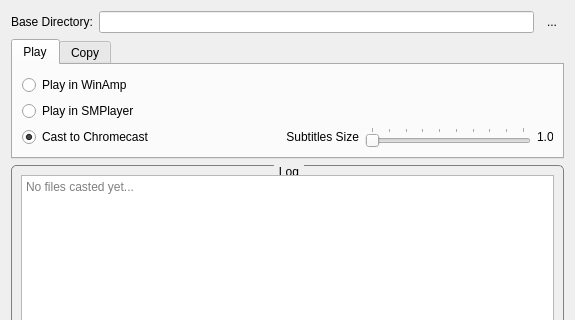
Old version of the form NowPlayDialog.ui in the repository FelixdelasPozas/Now-Play; both pictures show x 0 to 575 and y 0 to 320 of the 575 by 614 pixel window.
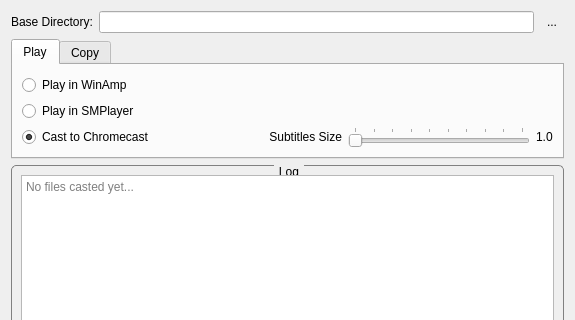
New version of the form. Icons and pictures are not drawn.

Diff of the .ui file:
```diff
--- a/NowPlayDialog.ui
+++ b/NowPlayDialog.ui
@@ -79,7 +79,7 @@
       </attribute>
       <layout class="QVBoxLayout" name="verticalLayout_3">
        <item>
-        <layout class="QGridLayout" name="gridLayout" columnstretch="1,1,1,0">
+        <layout class="QGridLayout" name="gridLayout" columnstretch="0,1,1,0">
          <item row="0" column="0">
           <widget class="QRadioButton" name="m_winamp">
            <property name="minimumSize">
@@ -139,18 +139,6 @@
          </item>
          <item row="2" column="3">
           <widget class="QLabel" name="m_subtitleSizeLabel">
-           <property name="minimumSize">
-            <size>
-             <width>16</width>
-             <height>20</height>
-            </size>
-           </property>
-           <property name="maximumSize">
-            <size>
-             <width>16</width>
-             <height>20</height>
-            </size>
-           </property>
            <property name="text">
             <string>1.0</string>
            </property>
```
